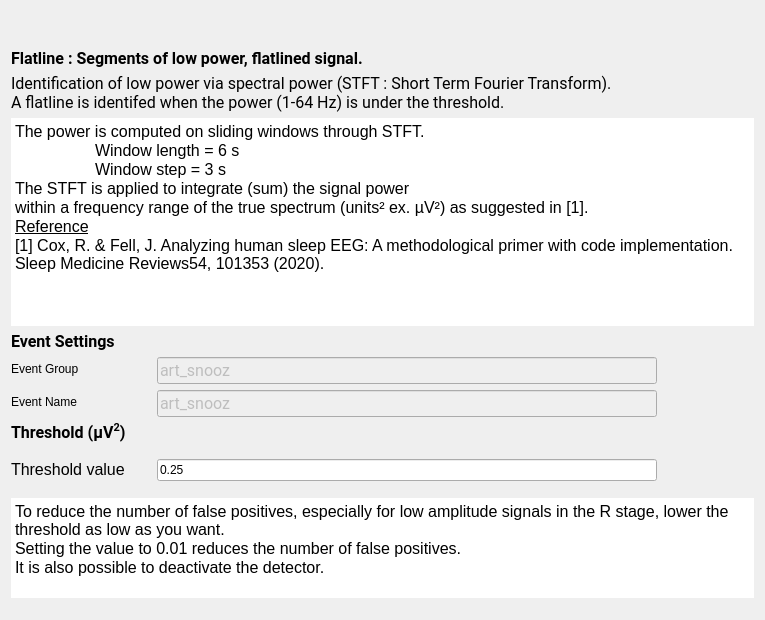
First picture: the form in tools/CEAMSTools/DetectArtifacts/FlatlineStep/Ui_FlatlineStep.ui, repository SnoozToolbox/snooz-package-ceams, before the edit.
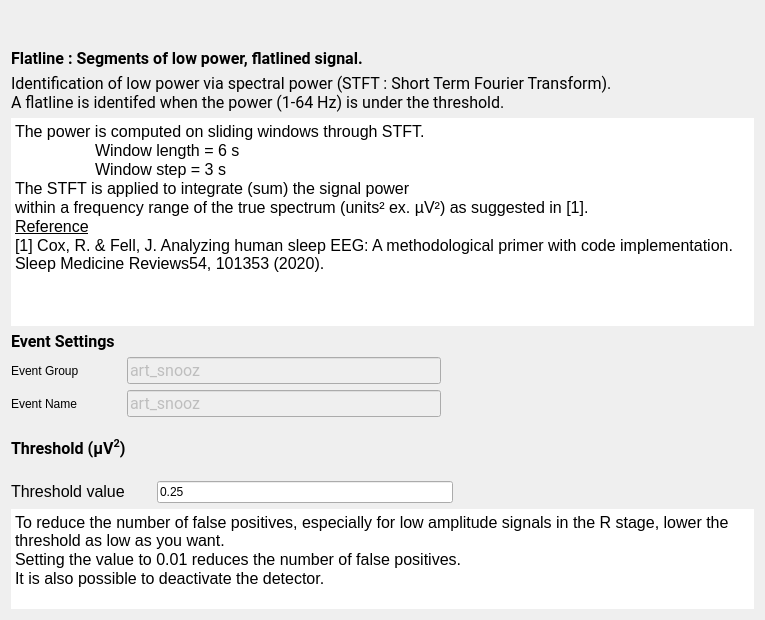
Second picture: the form after the edit.

```diff
--- a/tools/CEAMSTools/DetectArtifacts/FlatlineStep/Ui_FlatlineStep.ui
+++ b/tools/CEAMSTools/DetectArtifacts/FlatlineStep/Ui_FlatlineStep.ui
@@ -122,20 +122,7 @@
           </widget>
          </item>
          <item>
-          <layout class="QFormLayout" name="formLayout">
-           <item row="0" column="0">
-            <widget class="QLabel" name="label_3">
-             <property name="minimumSize">
-              <size>
-               <width>140</width>
-               <height>0</height>
-              </size>
-             </property>
-             <property name="text">
-              <string>Event Group</string>
-             </property>
-            </widget>
-           </item>
+          <layout class="QGridLayout" name="gridLayout_5">
            <item row="0" column="1">
             <widget class="QLineEdit" name="group_lineEdit">
              <property name="enabled">
@@ -151,7 +138,6 @@
               <font>
                <family>Roboto</family>
                <pointsize>12</pointsize>
-               <weight>50</weight>
                <italic>false</italic>
                <bold>false</bold>
               </font>
@@ -164,13 +150,6 @@
              </property>
             </widget>
            </item>
-           <item row="1" column="0">
-            <widget class="QLabel" name="label_11">
-             <property name="text">
-              <string>Event Name</string>
-             </property>
-            </widget>
-           </item>
            <item row="1" column="1">
             <widget class="QLineEdit" name="name_lineEdit">
              <property name="enabled">
@@ -186,19 +165,75 @@
               <font>
                <family>Roboto</family>
                <pointsize>12</pointsize>
-               <weight>50</weight>
                <italic>false</italic>
                <bold>false</bold>
               </font>
+             </property>
+             <property name="toolTip">
+              <string/>
+             </property>
+             <property name="text">
+              <string>art_snooz</string>
+             </property>
+            </widget>
+           </item>
+           <item row="1" column="0">
+            <widget class="QLabel" name="label_11">
+             <property name="sizePolicy">
+              <sizepolicy hsizetype="Minimum" vsizetype="Preferred">
+               <horstretch>0</horstretch>
+               <verstretch>0</verstretch>
+              </sizepolicy>
+             </property>
+             <property name="minimumSize">
+              <size>
+               <width>110</width>
+               <height>0</height>
+              </size>
              </property>
              <property name="toolTip">
               <string>The event name of the detected artifact (how they will be wrtten to the annotation file).  Go to the general Detectors Settings to edit the name.</string>
              </property>
              <property name="text">
-              <string>art_snooz</string>
+              <string>Event Name</string>
              </property>
             </widget>
            </item>
+           <item row="0" column="0">
+            <widget class="QLabel" name="label_3">
+             <property name="sizePolicy">
+              <sizepolicy hsizetype="Minimum" vsizetype="Preferred">
+               <horstretch>0</horstretch>
+               <verstretch>0</verstretch>
+              </sizepolicy>
+             </property>
+             <property name="minimumSize">
+              <size>
+               <width>110</width>
+               <height>0</height>
+              </size>
+             </property>
+             <property name="toolTip">
+              <string>In which &quot;Event Group&quot; the detected artifact are added (how they will be written to  the annotation file).  Go to the general Detectors Settings to edit the group.</string>
+             </property>
+             <property name="text">
+              <string>Event Group</string>
+             </property>
+            </widget>
+           </item>
+           <item row="0" column="2">
+            <spacer name="horizontalSpacer">
+             <property name="orientation">
+              <enum>Qt::Orientation::Horizontal</enum>
+             </property>
+             <property name="sizeHint" stdset="0">
+              <size>
+               <width>40</width>
+               <height>20</height>
+              </size>
+             </property>
+            </spacer>
+           </item>
           </layout>
          </item>
         </layout>
@@ -211,7 +246,6 @@
             <font>
              <family>Roboto</family>
              <pointsize>12</pointsize>
-             <weight>50</weight>
              <italic>false</italic>
              <bold>false</bold>
              <stylestrategy>PreferAntialias</stylestrategy>
@@ -223,7 +257,7 @@
           </widget>
          </item>
          <item>
-          <layout class="QFormLayout" name="formLayout_2">
+          <layout class="QGridLayout" name="gridLayout_4">
            <item row="0" column="0">
             <widget class="QLabel" name="label_5">
              <property name="minimumSize">
@@ -259,7 +293,20 @@
              </property>
             </widget>
            </item>
-           <item row="1" column="0" colspan="2">
+           <item row="0" column="2">
+            <spacer name="horizontalSpacer_2">
+             <property name="orientation">
+              <enum>Qt::Orientation::Horizontal</enum>
+             </property>
+             <property name="sizeHint" stdset="0">
+              <size>
+               <width>40</width>
+               <height>20</height>
+              </size>
+             </property>
+            </spacer>
+           </item>
+           <item row="1" column="0" colspan="3">
             <widget class="QTextEdit" name="textEdit">
              <property name="maximumSize">
               <size>
@@ -278,8 +325,11 @@
              </property>
              <property name="html">
               <string>&lt;!DOCTYPE HTML PUBLIC &quot;-//W3C//DTD HTML 4.0//EN&quot; &quot;http://www.w3.org/TR/REC-html40/strict.dtd&quot;&gt;
-&lt;html&gt;&lt;head&gt;&lt;meta name=&quot;qrichtext&quot; content=&quot;1&quot; /&gt;&lt;style type=&quot;text/css&quot;&gt;
+&lt;html&gt;&lt;head&gt;&lt;meta name=&quot;qrichtext&quot; content=&quot;1&quot; /&gt;&lt;meta charset=&quot;utf-8&quot; /&gt;&lt;style type=&quot;text/css&quot;&gt;
 p, li { white-space: pre-wrap; }
+hr { height: 1px; border-width: 0; }
+li.unchecked::marker { content: &quot;\2610&quot;; }
+li.checked::marker { content: &quot;\2612&quot;; }
 &lt;/style&gt;&lt;/head&gt;&lt;body style=&quot; font-family:'Roboto'; font-size:12pt; font-weight:400; font-style:normal;&quot;&gt;
 &lt;p style=&quot; margin-top:0px; margin-bottom:0px; margin-left:0px; margin-right:0px; -qt-block-indent:0; text-indent:0px;&quot;&gt;To reduce the number of false positives, especially for low amplitude signals in the R stage, lower the threshold as low as you want.&lt;/p&gt;
 &lt;p style=&quot; margin-top:0px; margin-bottom:0px; margin-left:0px; margin-right:0px; -qt-block-indent:0; text-indent:0px;&quot;&gt;Setting the value to 0.01 reduces the number of false positives.&lt;/p&gt;
```
Left out of the diff: 41 changed lines with no effect on the pictures.
